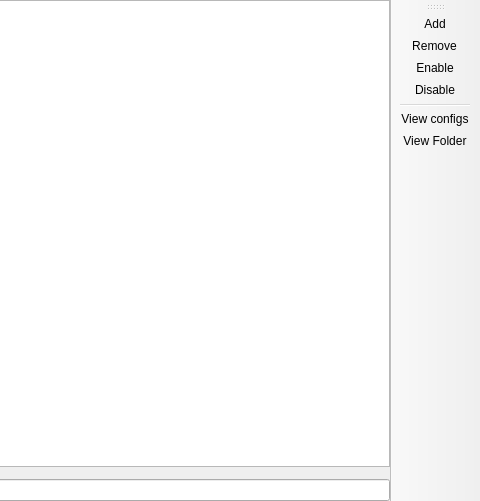
First picture: the form in application/pages/instance/ModFolderPage.ui, repository FreesmTeam/FreesmLauncher, before the edit; both pictures show x 562 to 1042 and y 0 to 501 of the 1042 by 501 pixel window.
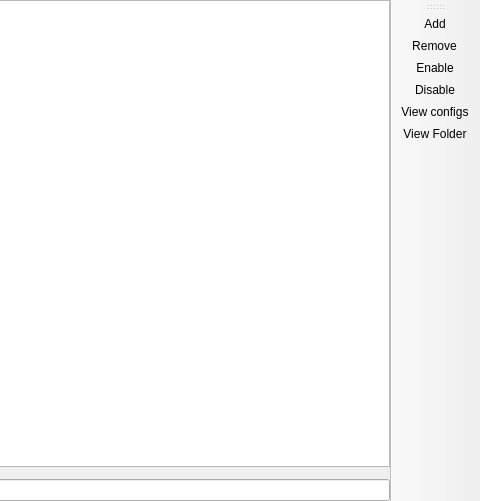
Second picture: the form after the edit. Custom widgets are drawn as their Qt base class.

Patch:
```diff
--- a/application/pages/instance/ModFolderPage.ui
+++ b/application/pages/instance/ModFolderPage.ui
@@ -96,7 +96,6 @@
    <addaction name="actionRemove"/>
    <addaction name="actionEnable"/>
    <addaction name="actionDisable"/>
-   <addaction name="separator"/>
    <addaction name="actionView_configs"/>
    <addaction name="actionView_Folder"/>
   </widget>
```
